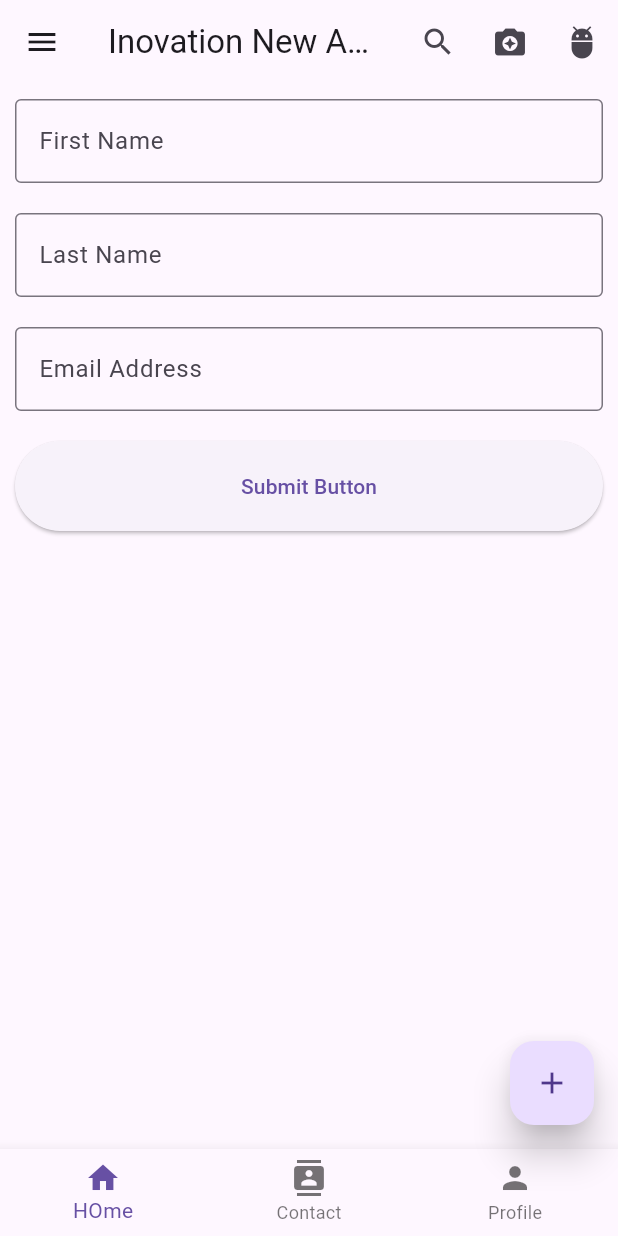
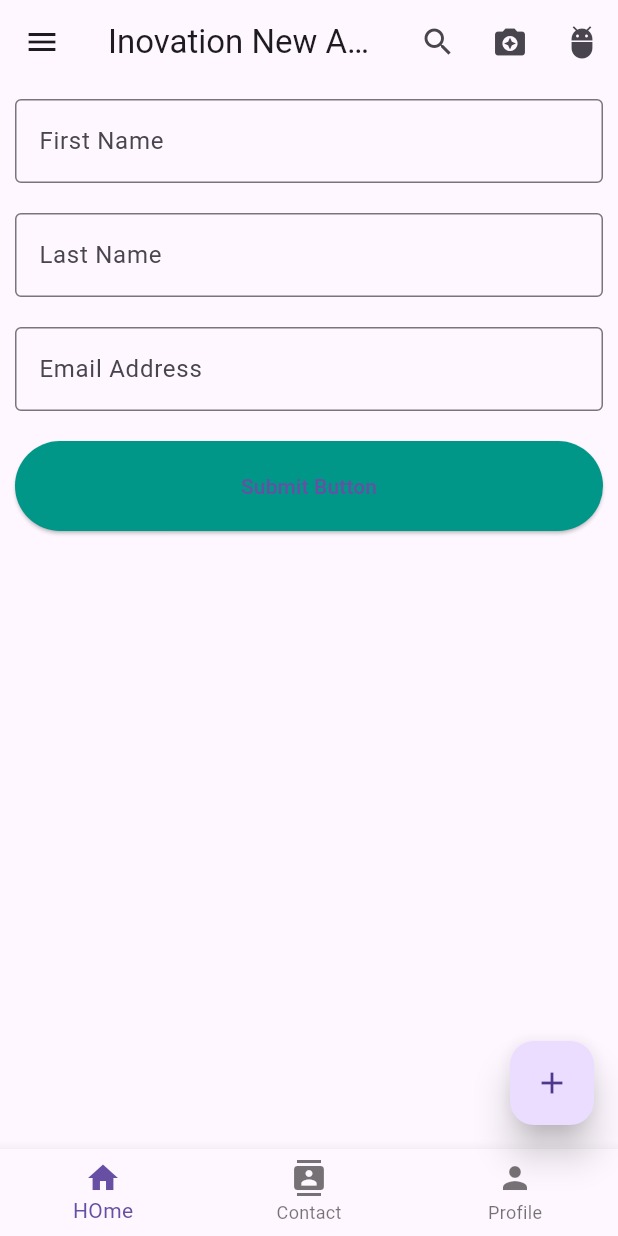
Before and after one commit to RaFiuL-RaZu/app_create, a Flutter app: the screen it shows after launch, on a phone screen of 412 x 824 dp. Run offline on Flutter 3.47's test engine with Material 3 defaults, Android fonts, the phone set to English and light mode, and no system bars.

Commit message:
first commit

```diff
--- a/lib/main.dart
+++ b/lib/main.dart
@@ -37,7 +37,8 @@ class HomeActivity extends StatelessWidget{
   Widget build(BuildContext context) {
 
     ButtonStyle buttonStyle=ElevatedButton.styleFrom(
-      minimumSize: Size(double.infinity, 60)
+      minimumSize: Size(double.infinity, 60),
+      primary: Colors.teal
     );
 
     return Scaffold(
```
